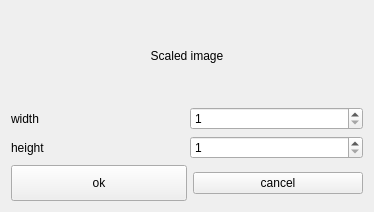
Qt form src/scaledialog.ui (dependon/simple-image-filter) before a commit.
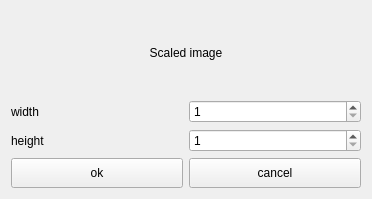
The same form after that commit. Custom widgets are drawn as their Qt base class.

Patch:
```diff
--- a/src/scaledialog.ui
+++ b/src/scaledialog.ui
@@ -6,8 +6,8 @@
    <rect>
     <x>0</x>
     <y>0</y>
-    <width>374</width>
-    <height>212</height>
+    <width>372</width>
+    <height>199</height>
    </rect>
   </property>
   <property name="windowTitle">
@@ -20,14 +20,14 @@
       <widget class="openImageButton" name="okBtn">
        <property name="minimumSize">
         <size>
-         <width>176</width>
-         <height>36</height>
+         <width>0</width>
+         <height>30</height>
         </size>
        </property>
        <property name="maximumSize">
         <size>
          <width>1111111</width>
-         <height>1111111</height>
+         <height>30</height>
         </size>
        </property>
        <property name="text">
@@ -37,6 +37,12 @@
      </item>
      <item>
       <widget class="PushButton" name="cancelBtn">
+       <property name="minimumSize">
+        <size>
+         <width>0</width>
+         <height>30</height>
+        </size>
+       </property>
        <property name="text">
         <string>cancel</string>
        </property>
```
